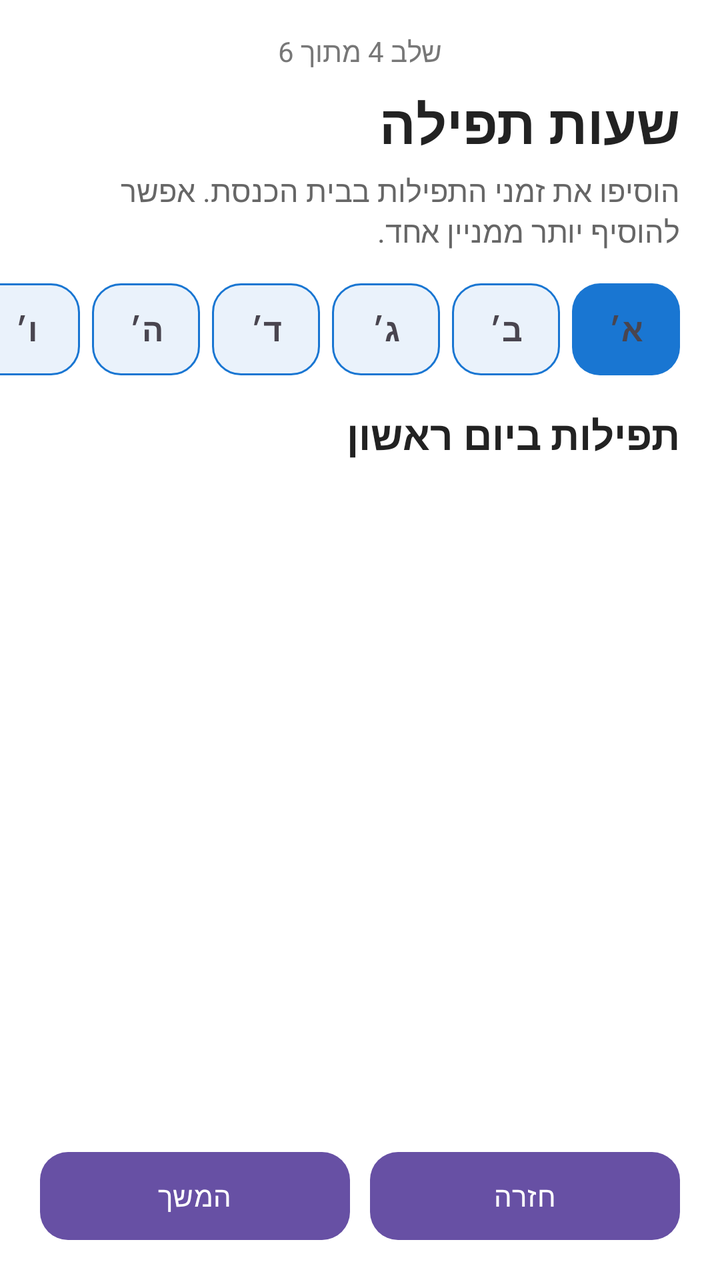
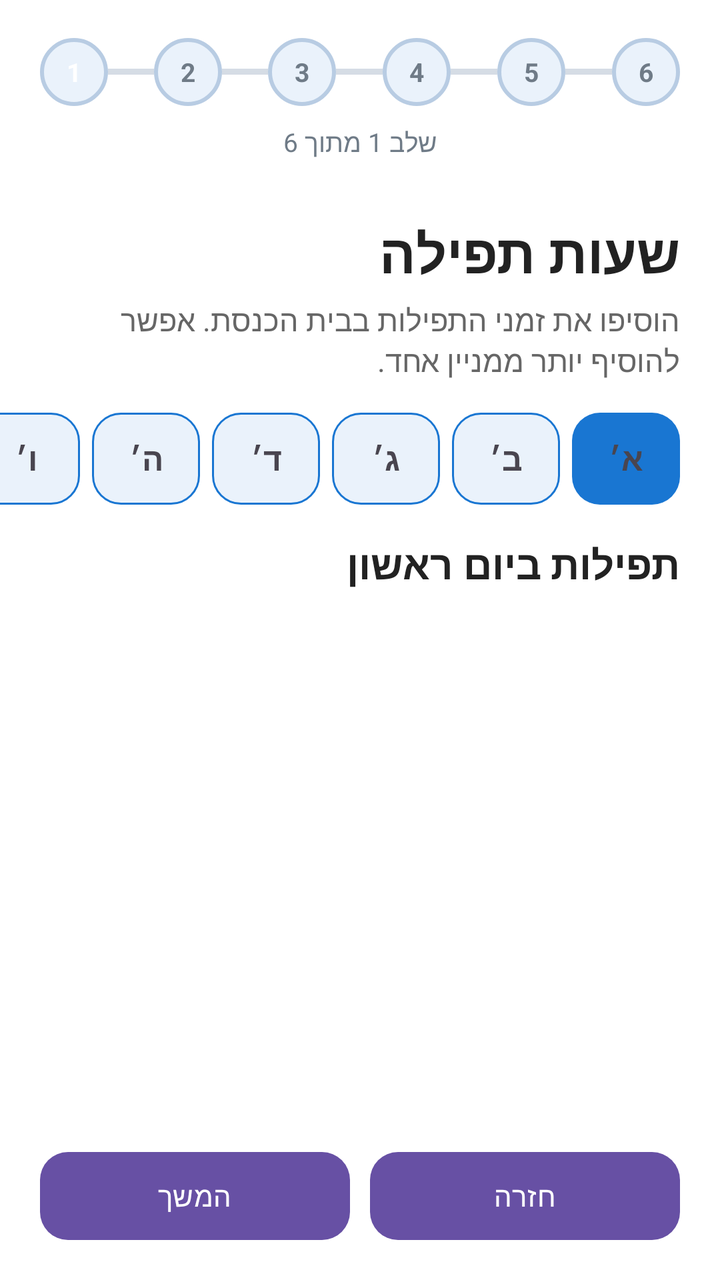

An Android layout rendered at two revisions. The XML below is the earlier revision; the diff shows what the commit changed to produce the second picture.
<!-- AndroidManifest.xml: application theme Theme.DrawerAppSyn -->
<!-- res/layout/fragment_add_synagogue_04_prayer.xml -->
<?xml version="1.0" encoding="utf-8"?>
<androidx.constraintlayout.widget.ConstraintLayout
    xmlns:android="http://schemas.android.com/apk/res/android"
    xmlns:app="http://schemas.android.com/apk/res-auto"
    android:layout_width="match_parent"
    android:layout_height="match_parent"
    android:background="@android:color/white"
    android:layoutDirection="rtl">

    <TextView
        android:id="@+id/textStep"
        android:layout_width="wrap_content"
        android:layout_height="wrap_content"
        android:text="שלב 4 מתוך 6"
        android:textColor="#777777"
        android:textSize="14sp"
        android:layout_marginTop="16dp"
        app:layout_constraintTop_toTopOf="parent"
        app:layout_constraintStart_toStartOf="parent"
        app:layout_constraintEnd_toEndOf="parent" />

    <TextView
        android:id="@+id/textTitle"
        android:layout_width="0dp"
        android:layout_height="wrap_content"
        android:text="שעות תפילה"
        android:textColor="#222222"
        android:textSize="27sp"
        android:textStyle="bold"
        android:layout_marginStart="20dp"
        android:layout_marginEnd="20dp"
        android:layout_marginTop="8dp"
        app:layout_constraintTop_toBottomOf="@id/textStep"
        app:layout_constraintStart_toStartOf="parent"
        app:layout_constraintEnd_toEndOf="parent" />

    <TextView
        android:id="@+id/textSubtitle"
        android:layout_width="0dp"
        android:layout_height="wrap_content"
        android:text="הוסיפו את זמני התפילות בבית הכנסת. אפשר להוסיף יותר ממניין אחד."
        android:textColor="#666666"
        android:textSize="15sp"
        android:layout_marginStart="20dp"
        android:layout_marginEnd="20dp"
        android:layout_marginTop="5dp"
        app:layout_constraintTop_toBottomOf="@id/textTitle"
        app:layout_constraintStart_toStartOf="parent"
        app:layout_constraintEnd_toEndOf="parent" />

    <HorizontalScrollView
        android:id="@+id/daysScroll"
        android:layout_width="0dp"
        android:layout_height="wrap_content"
        android:scrollbars="none"
        android:layout_marginTop="16dp"
        app:layout_constraintTop_toBottomOf="@id/textSubtitle"
        app:layout_constraintStart_toStartOf="parent"
        app:layout_constraintEnd_toEndOf="parent">

        <LinearLayout
            android:layout_width="wrap_content"
            android:layout_height="wrap_content"
            android:orientation="horizontal"
            android:paddingStart="20dp"
            android:paddingEnd="20dp">

            <TextView
                android:id="@+id/daySunday"
                android:layout_width="54dp"
                android:layout_height="46dp"
                android:gravity="center"
                android:text="א׳"
                android:textSize="16sp"
                android:textStyle="bold"
                android:layout_marginEnd="6dp"
                android:background="@drawable/bg_day_selected" />

            <TextView
                android:id="@+id/dayMonday"
                android:layout_width="54dp"
                android:layout_height="46dp"
                android:gravity="center"
                android:text="ב׳"
                android:textSize="16sp"
                android:textStyle="bold"
                android:layout_marginEnd="6dp"
                android:background="@drawable/bg_day_unselected" />

            <TextView
                android:id="@+id/dayTuesday"
                android:layout_width="54dp"
                android:layout_height="46dp"
                android:gravity="center"
                android:text="ג׳"
                android:textSize="16sp"
                android:textStyle="bold"
                android:layout_marginEnd="6dp"
                android:background="@drawable/bg_day_unselected" />

            <TextView
                android:id="@+id/dayWednesday"
                android:layout_width="54dp"
                android:layout_height="46dp"
                android:gravity="center"
                android:text="ד׳"
                android:textSize="16sp"
                android:textStyle="bold"
                android:layout_marginEnd="6dp"
                android:background="@drawable/bg_day_unselected" />

            <TextView
                android:id="@+id/dayThursday"
                android:layout_width="54dp"
                android:layout_height="46dp"
                android:gravity="center"
                android:text="ה׳"
                android:textSize="16sp"
                android:textStyle="bold"
                android:layout_marginEnd="6dp"
                android:background="@drawable/bg_day_unselected" />

            <TextView
                android:id="@+id/dayFriday"
                android:layout_width="54dp"
                android:layout_height="46dp"
                android:gravity="center"
                android:text="ו׳"
                android:textSize="16sp"
                android:textStyle="bold"
                android:layout_marginEnd="6dp"
                android:background="@drawable/bg_day_unselected" />

            <TextView
                android:id="@+id/dayShabbat"
                android:layout_width="54dp"
                android:layout_height="46dp"
                android:gravity="center"
                android:text="שבת"
                android:textSize="15sp"
                android:textStyle="bold"
                android:background="@drawable/bg_day_unselected" />

        </LinearLayout>

    </HorizontalScrollView>

    <TextView
        android:id="@+id/selectedDayTitle"
        android:layout_width="0dp"
        android:layout_height="wrap_content"
        android:text="תפילות ביום ראשון"
        android:textColor="#222222"
        android:textSize="20sp"
        android:textStyle="bold"
        android:layout_marginStart="20dp"
        android:layout_marginEnd="20dp"
        android:layout_marginTop="16dp"
        app:layout_constraintTop_toBottomOf="@id/daysScroll"
        app:layout_constraintStart_toStartOf="parent"
        app:layout_constraintEnd_toEndOf="parent" />

    <ScrollView
        android:id="@+id/prayerScroll"
        android:layout_width="0dp"
        android:layout_height="0dp"
        android:fillViewport="true"
        android:layout_marginTop="10dp"
        android:layout_marginBottom="10dp"
        app:layout_constraintTop_toBottomOf="@id/selectedDayTitle"
        app:layout_constraintBottom_toTopOf="@id/navigationButtons"
        app:layout_constraintStart_toStartOf="parent"
        app:layout_constraintEnd_toEndOf="parent">

        <LinearLayout
            android:id="@+id/prayerContainer"
            android:layout_width="match_parent"
            android:layout_height="wrap_content"
            android:orientation="vertical"
            android:paddingStart="20dp"
            android:paddingEnd="20dp"
            android:paddingBottom="20dp" />

    </ScrollView>

    <LinearLayout
        android:id="@+id/navigationButtons"
        android:layout_width="0dp"
        android:layout_height="wrap_content"
        android:orientation="horizontal"
        android:paddingStart="20dp"
        android:paddingEnd="20dp"
        android:paddingBottom="16dp"
        android:gravity="center_vertical"
        app:layout_constraintBottom_toBottomOf="parent"
        app:layout_constraintStart_toStartOf="parent"
        app:layout_constraintEnd_toEndOf="parent">

        <com.google.android.material.button.MaterialButton
            android:id="@+id/buttonBack"
            android:layout_width="0dp"
            android:layout_height="wrap_content"
            android:layout_weight="1"
            android:text="חזרה"
            android:minHeight="52dp"
            app:cornerRadius="14dp" />

        <Space
            android:layout_width="10dp"
            android:layout_height="1dp" />

        <com.google.android.material.button.MaterialButton
            android:id="@+id/buttonNext"
            android:layout_width="0dp"
            android:layout_height="wrap_content"
            android:layout_weight="1"
            android:text="המשך"
            android:minHeight="52dp"
            app:cornerRadius="14dp" />

    </LinearLayout>

</androidx.constraintlayout.widget.ConstraintLayout>
<!-- resources referenced by this layout -->
<resources>
  <!-- drawable bg_day_selected (drawable) -->
  <?xml version="1.0" encoding="utf-8"?>
  <shape xmlns:android="http://schemas.android.com/apk/res/android"
      android:shape="rectangle">
  
      <solid android:color="#1976D2" />
  
      <corners android:radius="14dp" />
  
  </shape>
  <!-- drawable bg_day_unselected (drawable) -->
  <?xml version="1.0" encoding="utf-8"?>
  <shape xmlns:android="http://schemas.android.com/apk/res/android"
      android:shape="rectangle">
  
      <solid android:color="#EAF2FB" />
  
      <stroke
          android:width="1dp"
          android:color="#1976D2" />
  
      <corners android:radius="14dp" />
  
  </shape>
  <style name="Theme.DrawerAppSyn" parent="Base.Theme.DrawerAppSyn" />
  <style name="Base.Theme.DrawerAppSyn" parent="Theme.Material3.DayNight.NoActionBar">
          
          
      </style>
</resources>

<!-- the commit's change to res/layout/fragment_add_synagogue_04_prayer.xml (unified diff, before → after) -->
@@ -7,17 +7,23 @@
     android:background="@android:color/white"
     android:layoutDirection="rtl">
 
-    <TextView
-        android:id="@+id/textStep"
-        android:layout_width="wrap_content"
-        android:layout_height="wrap_content"
-        android:text="שלב 4 מתוך 6"
-        android:textColor="#777777"
-        android:textSize="14sp"
-        android:layout_marginTop="16dp"
+
+
+
+    <include
+        android:id="@+id/registrationProgressInclude"
+        layout="@layout/registration_progress"
+        android:layout_width="0dp"
+        android:layout_height="wrap_content"
+        android:layout_marginStart="20dp"
+        android:layout_marginEnd="20dp"
+        android:layout_marginTop="8dp"
         app:layout_constraintTop_toTopOf="parent"
         app:layout_constraintStart_toStartOf="parent"
         app:layout_constraintEnd_toEndOf="parent" />
+
+
+
 
     <TextView
         android:id="@+id/textTitle"
@@ -30,7 +36,7 @@
         android:layout_marginStart="20dp"
         android:layout_marginEnd="20dp"
         android:layout_marginTop="8dp"
-        app:layout_constraintTop_toBottomOf="@id/textStep"
+        app:layout_constraintTop_toBottomOf="@id/registrationProgressInclude"
         app:layout_constraintStart_toStartOf="parent"
         app:layout_constraintEnd_toEndOf="parent" />
 
@@ -221,3 +227,136 @@
     </LinearLayout>
 
 </androidx.constraintlayout.widget.ConstraintLayout>
+<!-- res/layout/registration_progress.xml (included above) -->
+<?xml version="1.0" encoding="utf-8"?>
+<LinearLayout
+    xmlns:android="http://schemas.android.com/apk/res/android"
+    android:id="@+id/registrationProgress"
+    android:layout_width="match_parent"
+    android:layout_height="wrap_content"
+    android:orientation="vertical"
+    android:layoutDirection="ltr"
+    android:paddingTop="8dp"
+    android:paddingBottom="20dp">
+
+    <LinearLayout
+        android:layout_width="match_parent"
+        android:layout_height="40dp"
+        android:orientation="horizontal"
+        android:gravity="center_vertical">
+
+        <TextView
+            android:id="@+id/progressStep1"
+            android:layout_width="34dp"
+            android:layout_height="34dp"
+            android:gravity="center"
+            android:text="1"
+            android:textSize="13sp"
+            android:textStyle="bold"
+            android:textColor="#FFFFFF"
+            android:background="@drawable/bg_progress_inactive"/>
+
+        <View
+            android:id="@+id/progressLine1"
+            android:layout_width="0dp"
+            android:layout_height="3dp"
+            android:layout_weight="1"
+            android:background="#D5DCE5"/>
+
+        <TextView
+            android:id="@+id/progressStep2"
+            android:layout_width="34dp"
+            android:layout_height="34dp"
+            android:gravity="center"
+            android:text="2"
+            android:textSize="13sp"
+            android:textStyle="bold"
+            android:textColor="#6F7B87"
+            android:background="@drawable/bg_progress_inactive"/>
+
+        <View
+            android:id="@+id/progressLine2"
+            android:layout_width="0dp"
+            android:layout_height="3dp"
+            android:layout_weight="1"
+            android:background="#D5DCE5"/>
+
+        <TextView
+            android:id="@+id/progressStep3"
+            android:layout_width="34dp"
+            android:layout_height="34dp"
+            android:gravity="center"
+            android:text="3"
+            android:textSize="13sp"
+            android:textStyle="bold"
+            android:textColor="#6F7B87"
+            android:background="@drawable/bg_progress_inactive"/>
+
+        <View
+            android:id="@+id/progressLine3"
+            android:layout_width="0dp"
+            android:layout_height="3dp"
+            android:layout_weight="1"
+            android:background="#D5DCE5"/>
+
+        <TextView
+            android:id="@+id/progressStep4"
+            android:layout_width="34dp"
+            android:layout_height="34dp"
+            android:gravity="center"
+            android:text="4"
+            android:textSize="13sp"
+            android:textStyle="bold"
+            android:textColor="#6F7B87"
+            android:background="@drawable/bg_progress_inactive"/>
+
+        <View
+            android:id="@+id/progressLine4"
+            android:layout_width="0dp"
+            android:layout_height="3dp"
+            android:layout_weight="1"
+            android:background="#D5DCE5"/>
+
+        <TextView
+            android:id="@+id/progressStep5"
+            android:layout_width="34dp"
+            android:layout_height="34dp"
+            android:gravity="center"
+            android:text="5"
+            android:textSize="13sp"
+            android:textStyle="bold"
+            android:textColor="#6F7B87"
+            android:background="@drawable/bg_progress_inactive"/>
+
+        <View
+            android:id="@+id/progressLine5"
+            android:layout_width="0dp"
+            android:layout_height="3dp"
+            android:layout_weight="1"
+            android:background="#D5DCE5"/>
+
+        <TextView
+            android:id="@+id/progressStep6"
+            android:layout_width="34dp"
+            android:layout_height="34dp"
+            android:gravity="center"
+            android:text="6"
+            android:textSize="13sp"
+            android:textStyle="bold"
+            android:textColor="#6F7B87"
+            android:background="@drawable/bg_progress_inactive"/>
+
+    </LinearLayout>
+
+    <TextView
+        android:id="@+id/progressStepText"
+        android:layout_width="match_parent"
+        android:layout_height="wrap_content"
+        android:gravity="center"
+        android:text="שלב 1 מתוך 6"
+        android:textColor="#6F7B87"
+        android:textSize="13sp"
+        android:layout_marginTop="6dp"
+        android:layoutDirection="rtl"/>
+
+</LinearLayout>
<!-- resource entries referenced after the edit -->
@@ -24,6 +24,22 @@
       <corners android:radius="14dp" />
   
   </shape>
+  <!-- drawable bg_progress_inactive (drawable) -->
+  <?xml version="1.0" encoding="utf-8"?>
+  <shape xmlns:android="http://schemas.android.com/apk/res/android"
+      android:shape="oval">
+  
+      <solid android:color="#EAF2FB" />
+  
+      <stroke
+          android:width="2dp"
+          android:color="#B8CCE3" />
+  
+      <size
+          android:width="34dp"
+          android:height="34dp" />
+  
+  </shape>
   <style name="Theme.DrawerAppSyn" parent="Base.Theme.DrawerAppSyn" />
   <style name="Base.Theme.DrawerAppSyn" parent="Theme.Material3.DayNight.NoActionBar">
           
